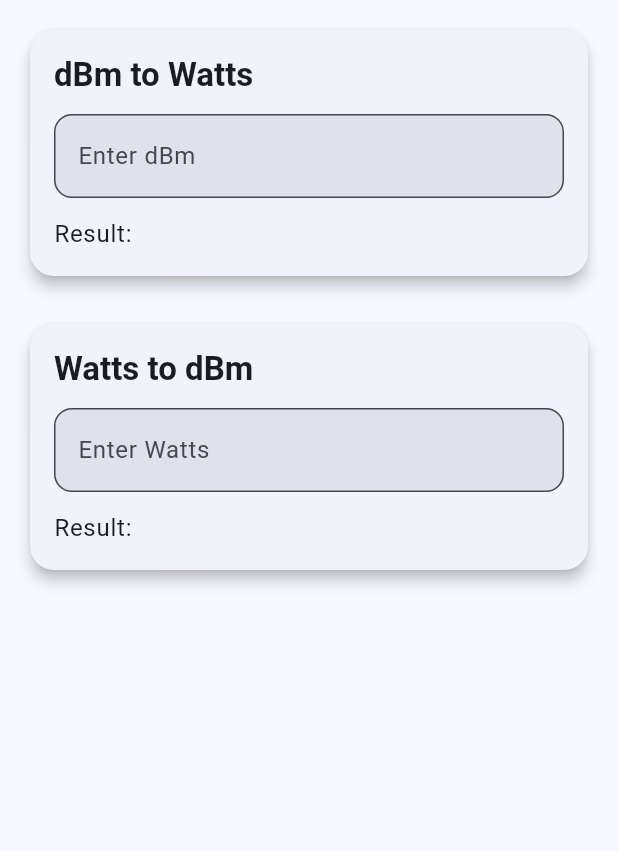
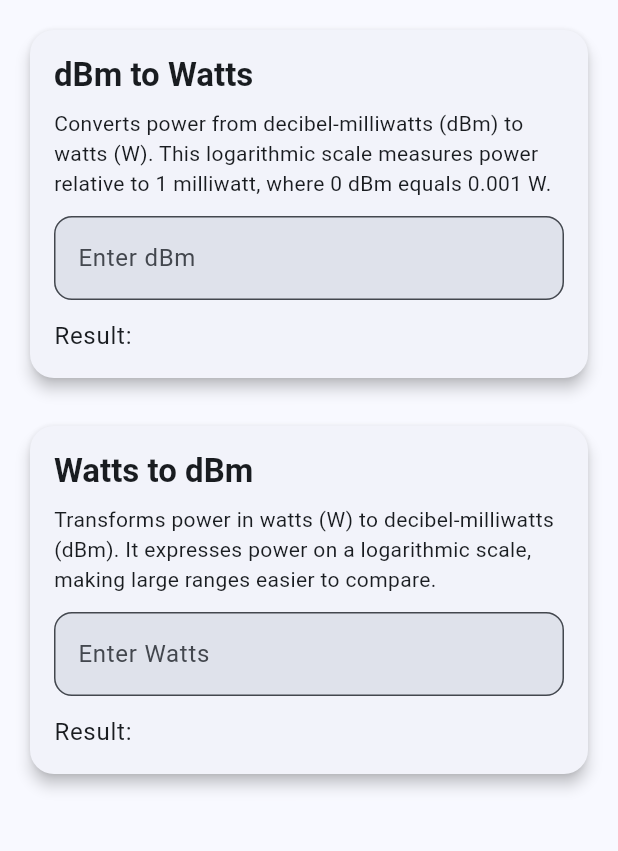
Before and after one commit to Raj121raj/mastermind_srm, a Flutter app: the DbmWattsScreen screen opened directly, on a phone screen of 412 x 824 dp, the part 84-935 px from its top. Run offline on Flutter 3.47's test engine with Material 3 defaults, Android fonts, the light colour scheme and no system bars; our stand-ins replace fl_chart, shared_preferences; accounts and stored records are empty.

Commit message:
rf: Beautify screens
Change-Id: I67680196e0a1070ffe44447046878343e63c337c

```diff
--- a/lib/screens/dbm_watts_screen.dart
+++ b/lib/screens/dbm_watts_screen.dart
@@ -118,6 +118,11 @@ class _DbmWattsScreenState extends State<DbmWattsScreen> {
                       'dBm to Watts',
                       style: Theme.of(context).textTheme.titleLarge?.copyWith(fontWeight: FontWeight.bold),
                     ),
+                    const SizedBox(height: 8),
+                    Text(
+                      'Converts power from decibel-milliwatts (dBm) to watts (W). This logarithmic scale measures power relative to 1 milliwatt, where 0 dBm equals 0.001 W.',
+                      style: Theme.of(context).textTheme.bodyMedium,
+                    ),
                     const SizedBox(height: 12),
                     TextField(
                       controller: _dbmController,
@@ -155,6 +160,11 @@ class _DbmWattsScreenState extends State<DbmWattsScreen> {
                       'Watts to dBm',
                       style: Theme.of(context).textTheme.titleLarge?.copyWith(fontWeight: FontWeight.bold),
                     ),
+                    const SizedBox(height: 8),
+                    Text(
+                      'Transforms power in watts (W) to decibel-milliwatts (dBm). It expresses power on a logarithmic scale, making large ranges easier to compare.',
+                      style: Theme.of(context).textTheme.bodyMedium,
+                    ),
                     const SizedBox(height: 12),
                     TextField(
                       controller: _wattsController,
@@ -180,7 +190,7 @@ class _DbmWattsScreenState extends State<DbmWattsScreen> {
               ),
             ),
             const SizedBox(height: 24),
-            if (_dbmWattsSpots.isNotEmpty)
+            if (_dbmWattsSpots.isNotEmpty) ...[
               SizedBox(
                 height: 250,
                 child: LineChart(
@@ -235,6 +245,23 @@ class _DbmWattsScreenState extends State<DbmWattsScreen> {
                   ),
                 ),
               ),
+              const SizedBox(height: 8),
+              Container(
+                padding: const EdgeInsets.all(8.0),
+                decoration: BoxDecoration(
+                  color: Theme.of(context).colorScheme.errorContainer.withOpacity(0.1),
+                  borderRadius: BorderRadius.circular(8),
+                ),
+                child: Text(
+                  'Note: The graph whispers its limits at 100 dBm or 10,000 W. Beyond these horizons, it paints a gentle, generic curve of power’s dance.',
+                  style: Theme.of(context).textTheme.bodySmall?.copyWith(
+                        color: Theme.of(context).colorScheme.error,
+                        fontStyle: FontStyle.italic,
+                      ),
+                  textAlign: TextAlign.center,
+                ),
+              ),
+            ],
           ],
         ),
       ),
```
Also changed, not shown: lib/screens/freq_wavelength_screen.dart (+28 -1 lines), lib/screens/rect_polar_screen.dart (+28 -1 lines).
